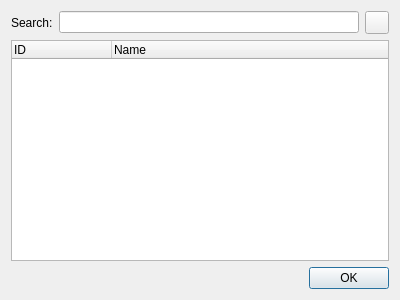
The window that src/Gui/Selectors/SelectOutput.ui (waddlesplash/ragingmidi) describes before a commit, drawn with Qt 5.
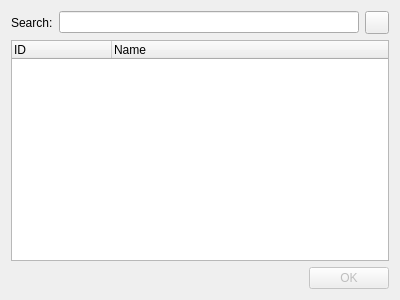
The same window after the commit.

Commit message: Remove needless `enabled(false)` code.

Diff of the .ui file:
```diff
--- a/src/Gui/Selectors/SelectOutput.ui
+++ b/src/Gui/Selectors/SelectOutput.ui
@@ -59,6 +59,9 @@
    </item>
    <item row="2" column="0">
     <widget class="QDialogButtonBox" name="acceptBB">
+     <property name="enabled">
+      <bool>false</bool>
+     </property>
      <property name="standardButtons">
       <set>QDialogButtonBox::Ok</set>
      </property>
```
The commit also changes 4 other files.
